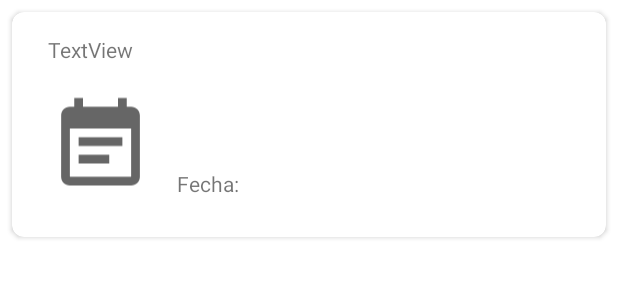
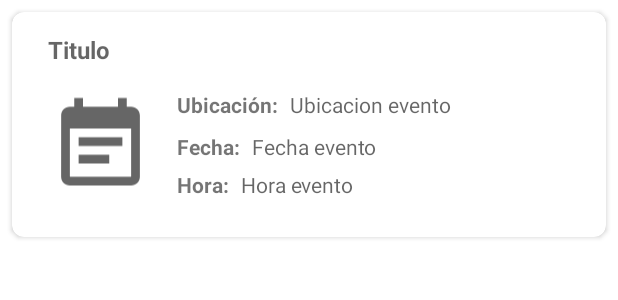
Before and after one commit to Daferd/BibliotecApp, an Android app: the layout eventos_item.xml on its own in the app's theme, with its tools: preview values and no code run, on a phone screen of 412 x 824 dp. Shown: the top 300 px of the screen. Run offline under Robolectric (Android 15) with nearby library versions, the phone set to English and light mode, and no system bars.

```diff
--- a/app/build.gradle
+++ b/app/build.gradle
@@ -39,6 +39,9 @@ android {
 
 dependencies {
 
+    implementation 'com.squareup.picasso:picasso:2.8'
+    implementation 'de.hdodenhof:circleimageview:3.1.0'
+
     implementation "org.jetbrains.kotlin:kotlin-stdlib:$kotlin_version"
     implementation 'androidx.core:core-ktx:1.3.2'
     implementation 'androidx.appcompat:appcompat:1.2.0'
--- a/app/src/main/java/com/daferarevalo/bibliotecapp/ui/eventos/EventosRVAdapter.kt
+++ b/app/src/main/java/com/daferarevalo/bibliotecapp/ui/eventos/EventosRVAdapter.kt
@@ -34,7 +34,10 @@ class EventosRVAdapter(var eventosList: ArrayList<EventoServer>) :
         private val binding = EventosItemBinding.bind(itemView)
 
         fun bindEvento(evento: EventoServer) {
-            binding.tituloEventoEditText.text = evento.titulo
+            binding.tituloEventoTextView.text = evento.titulo
+            binding.ubicacionEventoTextView.text = evento.ubicacion
+            binding.fechaEventoTextView.text = evento.fecha
+            binding.horaEventoTextView.text = evento.hora
         }
     }
 
--- a/app/src/main/java/com/daferarevalo/bibliotecapp/ui/inicio/LibrosRVAdapter.kt
+++ b/app/src/main/java/com/daferarevalo/bibliotecapp/ui/inicio/LibrosRVAdapter.kt
@@ -7,6 +7,7 @@ import androidx.recyclerview.widget.RecyclerView
 import com.daferarevalo.bibliotecapp.R
 import com.daferarevalo.bibliotecapp.databinding.LibrosItemBinding
 import com.daferarevalo.bibliotecapp.server.LibroServer
+import com.squareup.picasso.Picasso
 
 class LibrosRVAdapter(var librosList: ArrayList<LibroServer>) :
     RecyclerView.Adapter<LibrosRVAdapter.LibrosViewHolder>() {
@@ -33,6 +34,7 @@ class LibrosRVAdapter(var librosList: ArrayList<LibroServer>) :
         fun bindLibro(libro: LibroServer) {
             binding.tituloTextView.text = libro.titulo
             binding.autorTextView.text = libro.autor
+            Picasso.get().load(libro.imagen).into(binding.librosImageView)
         }
     }
 }
--- a/app/src/main/res/layout/eventos_item.xml
+++ b/app/src/main/res/layout/eventos_item.xml
@@ -23,14 +23,17 @@
             app:srcCompat="@drawable/ic_event" />
 
         <TextView
-            android:id="@+id/titulo_evento_edit_text"
+            android:id="@+id/titulo_evento_text_view"
             android:layout_width="wrap_content"
             android:layout_height="wrap_content"
             android:layout_marginStart="24dp"
-            android:text="TextView"
+            android:hint="Titulo"
+            android:textSize="16sp"
             app:layout_constraintBottom_toTopOf="@+id/imageView4"
             app:layout_constraintStart_toStartOf="parent"
-            app:layout_constraintTop_toTopOf="parent" />
+            android:textStyle="bold"
+            app:layout_constraintTop_toTopOf="parent"
+            app:layout_constraintVertical_bias="0.5" />
 
         <TextView
             android:id="@+id/textView4"
@@ -40,8 +43,66 @@
             android:text="Fecha:"
             app:layout_constraintBottom_toBottomOf="parent"
             app:layout_constraintStart_toEndOf="@+id/imageView4"
+            android:textStyle="bold"
+            app:layout_constraintTop_toBottomOf="@+id/textView6"
+            app:layout_constraintVertical_bias="0.15" />
+
+        <TextView
+            android:id="@+id/fecha_evento_text_view"
+            android:layout_width="wrap_content"
+            android:layout_height="wrap_content"
+            android:layout_marginStart="8dp"
+            android:hint="Fecha evento"
+            app:layout_constraintBottom_toBottomOf="parent"
+            app:layout_constraintStart_toEndOf="@+id/textView4"
+            app:layout_constraintTop_toBottomOf="@+id/ubicacion_evento_text_view"
+            app:layout_constraintVertical_bias="0.15" />
+
+        <TextView
+            android:id="@+id/textView6"
+            android:layout_width="wrap_content"
+            android:layout_height="wrap_content"
+            android:layout_marginStart="16dp"
+            android:text="Ubicación:"
+            android:textStyle="bold"
+            app:layout_constraintBottom_toBottomOf="parent"
+            app:layout_constraintStart_toEndOf="@+id/imageView4"
             app:layout_constraintTop_toTopOf="parent"
-            app:layout_constraintVertical_bias="0.8" />
+            app:layout_constraintVertical_bias="0.40" />
+
+        <TextView
+            android:id="@+id/ubicacion_evento_text_view"
+            android:layout_width="wrap_content"
+            android:layout_height="wrap_content"
+            android:layout_marginStart="8dp"
+            android:hint="Ubicacion evento"
+            app:layout_constraintBottom_toBottomOf="parent"
+            app:layout_constraintStart_toEndOf="@+id/textView6"
+            app:layout_constraintTop_toTopOf="parent"
+            app:layout_constraintVertical_bias="0.40" />
+
+        <TextView
+            android:id="@+id/textView8"
+            android:layout_width="wrap_content"
+            android:layout_height="wrap_content"
+            android:layout_marginStart="16dp"
+            android:text="Hora:"
+            android:textStyle="bold"
+            app:layout_constraintBottom_toBottomOf="parent"
+            app:layout_constraintStart_toEndOf="@+id/imageView4"
+            app:layout_constraintTop_toBottomOf="@+id/textView4"
+            app:layout_constraintVertical_bias="0.19999999" />
+
+        <TextView
+            android:id="@+id/hora_evento_text_view"
+            android:layout_width="wrap_content"
+            android:layout_height="wrap_content"
+            android:layout_marginStart="8dp"
+            android:hint="Hora evento"
+            app:layout_constraintBottom_toBottomOf="parent"
+            app:layout_constraintStart_toEndOf="@+id/textView8"
+            app:layout_constraintTop_toBottomOf="@+id/fecha_evento_text_view"
+            app:layout_constraintVertical_bias="0.19999999" />
 
     </androidx.constraintlayout.widget.ConstraintLayout>
 </androidx.cardview.widget.CardView>
--- a/app/src/main/res/layout/fragment_inicio.xml
+++ b/app/src/main/res/layout/fragment_inicio.xml
@@ -51,5 +51,6 @@
         android:id="@+id/libros_recycler_view"
         android:layout_width="match_parent"
         android:layout_height="match_parent"
+        android:layout_marginTop="16dp"
         tools:listitem="@layout/libros_item" />
 </LinearLayout>
--- a/app/src/main/res/layout/fragment_perfil.xml
+++ b/app/src/main/res/layout/fragment_perfil.xml
@@ -115,7 +115,7 @@
                 android:padding="4dp">
 
                 <Button
-                    android:id="@+id/button2"
+                    android:id="@+id/mis_prestamos_button"
                     style="@style/Widget.MaterialComponents.Button.TextButton"
                     android:layout_width="match_parent"
                     android:layout_height="wrap_content"
@@ -126,7 +126,7 @@
                     app:icon="@drawable/ic_prestamo" />
 
                 <Button
-                    android:id="@+id/button3"
+                    android:id="@+id/mis_reservas_button"
                     style="@style/Widget.MaterialComponents.Button.TextButton"
                     android:layout_width="match_parent"
                     android:layout_height="wrap_content"
@@ -137,7 +137,7 @@
                     app:icon="@drawable/ic_event" />
 
                 <Button
-                    android:id="@+id/button4"
+                    android:id="@+id/mis_eventos_button"
                     style="@style/Widget.MaterialComponents.Button.TextButton"
                     android:layout_width="match_parent"
                     android:layout_height="wrap_content"
```
Also changed, not shown: app/src/main/java/com/daferarevalo/bibliotecapp/server/EventoServer.kt (+5 -2 lines), app/src/main/java/com/daferarevalo/bibliotecapp/server/LibroServer.kt (+6 -2 lines), app/src/main/java/com/daferarevalo/bibliotecapp/ui/miperfil/PerfilFragment.kt (+15 -0 lines), app/src/main/java/com/daferarevalo/bibliotecapp/ui/misEventos/MisEventosFragment.kt (added, +22 -0 lines), app/src/main/java/com/daferarevalo/bibliotecapp/ui/misPrestamos/MisPrestamosFragment.kt (added, +20 -0 lines), app/src/main/java/com/daferarevalo/bibliotecapp/ui/misReservas/MisReservasFragment.kt (added, +21 -0 lines), app/src/main/res/layout/fragment_mis_eventos.xml (added, +14 -0 lines), app/src/main/res/layout/fragment_mis_prestamos.xml (added, +14 -0 lines), app/src/main/res/layout/fragment_mis_reservas.xml (added, +14 -0 lines), app/src/main/res/layout/libros_item.xml (+18 -14 lines), app/src/main/res/navigation/mobile_navigation.xml (+27 -1 lines).
